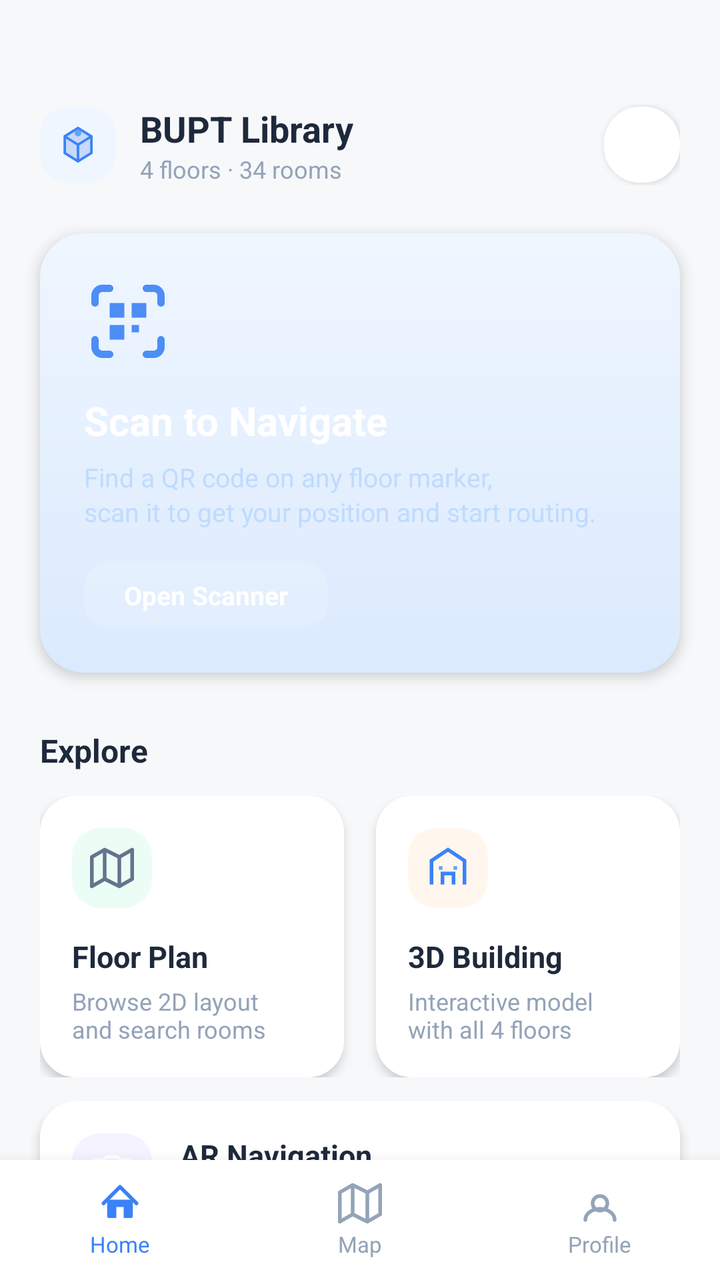
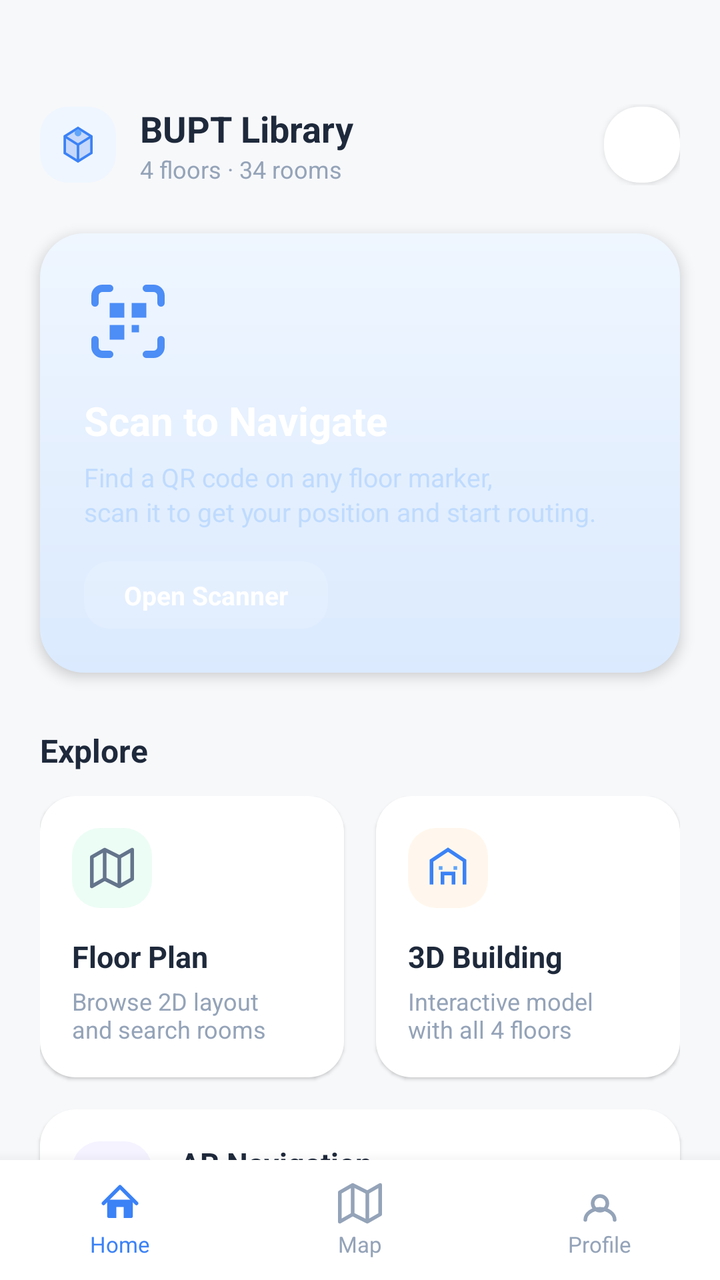

Compare the two renders of this Android layout. The source of the first and the diff that turns it into the second are given below.
<!-- AndroidManifest.xml: application theme Theme.IndoorNavApp -->
<!-- res/layout/activity_home_new.xml -->
<?xml version="1.0" encoding="utf-8"?>
<FrameLayout xmlns:android="http://schemas.android.com/apk/res/android"
    xmlns:app="http://schemas.android.com/apk/res-auto"
    android:layout_width="match_parent"
    android:layout_height="match_parent"
    android:background="#F7F8FA">

    <ScrollView
        android:layout_width="match_parent"
        android:layout_height="match_parent"
        android:layout_marginBottom="60dp"
        android:clipToPadding="false"
        android:overScrollMode="never"
        android:scrollbars="none">

        <LinearLayout
            android:layout_width="match_parent"
            android:layout_height="wrap_content"
            android:orientation="vertical"
            android:paddingTop="52dp"
            android:paddingBottom="20dp">

            
            <LinearLayout
                android:layout_width="match_parent"
                android:layout_height="wrap_content"
                android:gravity="center_vertical"
                android:orientation="horizontal"
                android:paddingHorizontal="20dp">

                <FrameLayout
                    android:layout_width="38dp"
                    android:layout_height="38dp"
                    android:background="@drawable/bg_icon_blue">
                    <ImageView
                        android:layout_width="20dp"
                        android:layout_height="20dp"
                        android:layout_gravity="center"
                        android:src="@drawable/ic_nav_building"
                        android:importantForAccessibility="no" />
                </FrameLayout>

                <LinearLayout
                    android:layout_width="0dp"
                    android:layout_height="wrap_content"
                    android:layout_weight="1"
                    android:layout_marginStart="12dp"
                    android:orientation="vertical">

                    <TextView
                        android:layout_width="wrap_content"
                        android:layout_height="wrap_content"
                        android:text="BUPT Library"
                        android:textColor="@color/gray_800"
                        android:textSize="18sp"
                        android:textStyle="bold" />

                    <TextView
                        android:layout_width="wrap_content"
                        android:layout_height="wrap_content"
                        android:text="4 floors · 34 rooms"
                        android:textColor="@color/gray_400"
                        android:textSize="12sp" />
                </LinearLayout>

                <FrameLayout
                    android:id="@+id/btn_profile"
                    android:layout_width="38dp"
                    android:layout_height="38dp"
                    android:background="@drawable/bg_quick_access_item"
                    android:foreground="?attr/selectableItemBackground"
                    android:elevation="2dp"
                    android:clickable="true"
                    android:focusable="true">
                    <ImageView
                        android:layout_width="20dp"
                        android:layout_height="20dp"
                        android:layout_gravity="center"
                        android:src="@drawable/ic_settings"
                        android:importantForAccessibility="no" />
                </FrameLayout>
            </LinearLayout>

            
            <FrameLayout
                android:id="@+id/card_scan"
                android:layout_width="match_parent"
                android:layout_height="wrap_content"
                android:layout_marginHorizontal="20dp"
                android:layout_marginTop="24dp"
                android:background="@drawable/bg_map_preview"
                android:foreground="?attr/selectableItemBackground"
                android:clickable="true"
                android:focusable="true"
                android:elevation="4dp">

                <LinearLayout
                    android:layout_width="match_parent"
                    android:layout_height="wrap_content"
                    android:orientation="vertical"
                    android:padding="22dp">

                    <ImageView
                        android:layout_width="44dp"
                        android:layout_height="44dp"
                        android:src="@drawable/ic_qr_scan"
                        android:importantForAccessibility="no"
                        android:alpha="0.9" />

                    <TextView
                        android:layout_width="wrap_content"
                        android:layout_height="wrap_content"
                        android:layout_marginTop="14dp"
                        android:text="Scan to Navigate"
                        android:textColor="@color/white"
                        android:textSize="20sp"
                        android:textStyle="bold" />

                    <TextView
                        android:layout_width="wrap_content"
                        android:layout_height="wrap_content"
                        android:layout_marginTop="6dp"
                        android:text="Find a QR code on any floor marker,\nscan it to get your position and start routing."
                        android:textColor="#BFDBFE"
                        android:textSize="13sp"
                        android:lineSpacingExtra="2dp" />

                    <TextView
                        android:layout_width="wrap_content"
                        android:layout_height="wrap_content"
                        android:layout_marginTop="16dp"
                        android:background="@drawable/bg_location_badge"
                        android:paddingHorizontal="20dp"
                        android:paddingVertical="8dp"
                        android:text="Open Scanner"
                        android:textColor="@color/white"
                        android:textSize="13sp"
                        android:textStyle="bold" />
                </LinearLayout>
            </FrameLayout>

            
            <TextView
                android:layout_width="wrap_content"
                android:layout_height="wrap_content"
                android:layout_marginStart="20dp"
                android:layout_marginTop="28dp"
                android:text="@string/explore"
                android:textColor="@color/gray_800"
                android:textSize="16sp"
                android:textStyle="bold" />

            
            <LinearLayout
                android:layout_width="match_parent"
                android:layout_height="wrap_content"
                android:layout_marginHorizontal="20dp"
                android:layout_marginTop="12dp"
                android:orientation="horizontal">

                
                <LinearLayout
                    android:id="@+id/card_2d_map"
                    android:layout_width="0dp"
                    android:layout_height="wrap_content"
                    android:layout_weight="1"
                    android:layout_marginEnd="8dp"
                    android:background="@drawable/bg_recent_card"
                    android:elevation="3dp"
                    android:foreground="?attr/selectableItemBackground"
                    android:clickable="true"
                    android:focusable="true"
                    android:orientation="vertical"
                    android:padding="16dp">

                    <FrameLayout
                        android:layout_width="40dp"
                        android:layout_height="40dp"
                        android:background="@drawable/bg_icon_green">
                        <ImageView
                            android:layout_width="22dp"
                            android:layout_height="22dp"
                            android:layout_gravity="center"
                            android:src="@drawable/ic_map"
                            android:importantForAccessibility="no" />
                    </FrameLayout>

                    <TextView
                        android:layout_width="wrap_content"
                        android:layout_height="wrap_content"
                        android:layout_marginTop="14dp"
                        android:text="Floor Plan"
                        android:textColor="@color/gray_800"
                        android:textSize="15sp"
                        android:textStyle="bold" />

                    <TextView
                        android:layout_width="wrap_content"
                        android:layout_height="wrap_content"
                        android:layout_marginTop="4dp"
                        android:text="Browse 2D layout\nand search rooms"
                        android:textColor="@color/gray_400"
                        android:textSize="12sp" />
                </LinearLayout>

                
                <LinearLayout
                    android:id="@+id/card_3d_map"
                    android:layout_width="0dp"
                    android:layout_height="wrap_content"
                    android:layout_weight="1"
                    android:layout_marginStart="8dp"
                    android:background="@drawable/bg_recent_card"
                    android:elevation="3dp"
                    android:foreground="?attr/selectableItemBackground"
                    android:clickable="true"
                    android:focusable="true"
                    android:orientation="vertical"
                    android:padding="16dp">

                    <FrameLayout
                        android:layout_width="40dp"
                        android:layout_height="40dp"
                        android:background="@drawable/bg_icon_orange">
                        <ImageView
                            android:layout_width="22dp"
                            android:layout_height="22dp"
                            android:layout_gravity="center"
                            android:src="@drawable/ic_3d_building"
                            android:importantForAccessibility="no" />
                    </FrameLayout>

                    <TextView
                        android:layout_width="wrap_content"
                        android:layout_height="wrap_content"
                        android:layout_marginTop="14dp"
                        android:text="3D Building"
                        android:textColor="@color/gray_800"
                        android:textSize="15sp"
                        android:textStyle="bold" />

                    <TextView
                        android:layout_width="wrap_content"
                        android:layout_height="wrap_content"
                        android:layout_marginTop="4dp"
                        android:text="Interactive model\nwith all 4 floors"
                        android:textColor="@color/gray_400"
                        android:textSize="12sp" />
                </LinearLayout>
            </LinearLayout>

            
            <LinearLayout
                android:id="@+id/card_ar"
                android:layout_width="match_parent"
                android:layout_height="wrap_content"
                android:layout_marginHorizontal="20dp"
                android:layout_marginTop="12dp"
                android:background="@drawable/bg_recent_card"
                android:elevation="3dp"
                android:foreground="?attr/selectableItemBackground"
                android:clickable="true"
                android:focusable="true"
                android:gravity="center_vertical"
                android:orientation="horizontal"
                android:padding="16dp">

                <FrameLayout
                    android:layout_width="40dp"
                    android:layout_height="40dp"
                    android:background="@drawable/bg_icon_purple">
                    <ImageView
                        android:layout_width="22dp"
                        android:layout_height="22dp"
                        android:layout_gravity="center"
                        android:src="@drawable/ic_ar_camera"
                        android:importantForAccessibility="no" />
                </FrameLayout>

                <LinearLayout
                    android:layout_width="0dp"
                    android:layout_height="wrap_content"
                    android:layout_weight="1"
                    android:layout_marginStart="14dp"
                    android:orientation="vertical">

                    <TextView
                        android:layout_width="wrap_content"
                        android:layout_height="wrap_content"
                        android:text="AR Navigation"
                        android:textColor="@color/gray_800"
                        android:textSize="15sp"
                        android:textStyle="bold" />

                    <TextView
                        android:layout_width="wrap_content"
                        android:layout_height="wrap_content"
                        android:layout_marginTop="2dp"
                        android:text="Point your camera to see directions"
                        android:textColor="@color/gray_400"
                        android:textSize="12sp" />
                </LinearLayout>

                <ImageView
                    android:layout_width="18dp"
                    android:layout_height="18dp"
                    android:src="@drawable/ic_chevron_right"
                    android:importantForAccessibility="no" />
            </LinearLayout>

            
            <LinearLayout
                android:id="@+id/card_admin"
                android:layout_width="match_parent"
                android:layout_height="wrap_content"
                android:layout_marginHorizontal="20dp"
                android:layout_marginTop="12dp"
                android:background="@drawable/bg_recent_card"
                android:elevation="2dp"
                android:foreground="?attr/selectableItemBackground"
                android:clickable="true"
                android:focusable="true"
                android:gravity="center_vertical"
                android:orientation="horizontal"
                android:padding="14dp">

                <FrameLayout
                    android:layout_width="34dp"
                    android:layout_height="34dp"
                    android:background="@drawable/bg_icon_blue">
                    <ImageView
                        android:layout_width="18dp"
                        android:layout_height="18dp"
                        android:layout_gravity="center"
                        android:src="@drawable/ic_qr_scan"
                        android:importantForAccessibility="no" />
                </FrameLayout>

                <LinearLayout
                    android:layout_width="0dp"
                    android:layout_height="wrap_content"
                    android:layout_weight="1"
                    android:layout_marginStart="12dp"
                    android:orientation="vertical">
                    <TextView
                        android:layout_width="wrap_content"
                        android:layout_height="wrap_content"
                        android:text="QR Code Generator"
                        android:textColor="@color/gray_700"
                        android:textSize="14sp" />
                    <TextView
                        android:layout_width="wrap_content"
                        android:layout_height="wrap_content"
                        android:text="Create location markers for deployment"
                        android:textColor="@color/gray_400"
                        android:textSize="11sp" />
                </LinearLayout>

                <ImageView
                    android:layout_width="16dp"
                    android:layout_height="16dp"
                    android:src="@drawable/ic_chevron_right"
                    android:importantForAccessibility="no" />
            </LinearLayout>

        </LinearLayout>
    </ScrollView>

    
    <LinearLayout
        android:layout_width="match_parent"
        android:layout_height="60dp"
        android:layout_gravity="bottom"
        android:background="@color/white"
        android:elevation="12dp"
        android:gravity="center_vertical"
        android:orientation="horizontal">

        <LinearLayout
            android:id="@+id/nav_home"
            android:layout_width="0dp"
            android:layout_height="match_parent"
            android:layout_weight="1"
            android:gravity="center"
            android:orientation="vertical">
            <ImageView
                android:layout_width="22dp"
                android:layout_height="22dp"
                android:src="@drawable/ic_home"
                app:tint="@color/blue_500"
                android:importantForAccessibility="no" />
            <TextView
                android:layout_width="wrap_content"
                android:layout_height="wrap_content"
                android:layout_marginTop="2dp"
                android:text="Home"
                android:textColor="@color/blue_500"
                android:textSize="11sp" />
        </LinearLayout>

        <LinearLayout
            android:id="@+id/nav_map"
            android:layout_width="0dp"
            android:layout_height="match_parent"
            android:layout_weight="1"
            android:gravity="center"
            android:orientation="vertical"
            android:clickable="true"
            android:focusable="true">
            <ImageView
                android:layout_width="22dp"
                android:layout_height="22dp"
                android:src="@drawable/ic_map"
                app:tint="@color/gray_400"
                android:importantForAccessibility="no" />
            <TextView
                android:layout_width="wrap_content"
                android:layout_height="wrap_content"
                android:layout_marginTop="2dp"
                android:text="Map"
                android:textColor="@color/gray_400"
                android:textSize="11sp" />
        </LinearLayout>

        <LinearLayout
            android:id="@+id/nav_profile"
            android:layout_width="0dp"
            android:layout_height="match_parent"
            android:layout_weight="1"
            android:gravity="center"
            android:orientation="vertical"
            android:clickable="true"
            android:focusable="true">
            <ImageView
                android:layout_width="22dp"
                android:layout_height="22dp"
                android:src="@drawable/ic_profile"
                app:tint="@color/gray_400"
                android:importantForAccessibility="no" />
            <TextView
                android:layout_width="wrap_content"
                android:layout_height="wrap_content"
                android:layout_marginTop="2dp"
                android:text="Profile"
                android:textColor="@color/gray_400"
                android:textSize="11sp" />
        </LinearLayout>
    </LinearLayout>

</FrameLayout>
<!-- resources referenced by this layout -->
<resources>
  <color name="blue_500">#3B82F6</color>
  <color name="gray_400">#94A3B8</color>
  <color name="gray_700">#334155</color>
  <color name="gray_800">#1E293B</color>
  <color name="white">#FFFFFFFF</color>
  <!-- drawable bg_icon_blue (drawable) -->
  <?xml version="1.0" encoding="utf-8"?>
  <shape xmlns:android="http://schemas.android.com/apk/res/android"
      android:shape="rectangle">
      <solid android:color="#EFF6FF" />
      <corners android:radius="14dp" />
  </shape>
  <!-- drawable bg_icon_green (drawable) -->
  <?xml version="1.0" encoding="utf-8"?>
  <shape xmlns:android="http://schemas.android.com/apk/res/android"
      android:shape="rectangle">
      <solid android:color="#ECFDF5" />
      <corners android:radius="14dp" />
  </shape>
  <!-- drawable bg_icon_orange (drawable) -->
  <?xml version="1.0" encoding="utf-8"?>
  <shape xmlns:android="http://schemas.android.com/apk/res/android"
      android:shape="rectangle">
      <solid android:color="#FFF7ED" />
      <corners android:radius="14dp" />
  </shape>
  <!-- drawable bg_icon_purple (drawable) -->
  <?xml version="1.0" encoding="utf-8"?>
  <shape xmlns:android="http://schemas.android.com/apk/res/android"
      android:shape="rectangle">
      <solid android:color="#F5F3FF" />
      <corners android:radius="14dp" />
  </shape>
  <!-- drawable bg_location_badge (drawable) -->
  <?xml version="1.0" encoding="utf-8"?>
  <shape xmlns:android="http://schemas.android.com/apk/res/android"
      android:shape="rectangle">
      <solid android:color="#26FFFFFF" />
      <corners android:radius="13dp" />
      <padding
          android:left="12dp"
          android:right="12dp"
          android:top="4dp"
          android:bottom="4dp" />
  </shape>
  <!-- drawable bg_map_preview (drawable) -->
  <?xml version="1.0" encoding="utf-8"?>
  <shape xmlns:android="http://schemas.android.com/apk/res/android"
      android:shape="rectangle">
      <gradient
          android:startColor="#EFF6FF"
          android:endColor="#DBEAFE"
          android:angle="270" />
      <corners android:radius="22dp" />
  </shape>
  <!-- drawable bg_quick_access_item (drawable) -->
  <?xml version="1.0" encoding="utf-8"?>
  <shape xmlns:android="http://schemas.android.com/apk/res/android"
      android:shape="rectangle">
      <solid android:color="#FFFFFF" />
      <corners android:radius="18dp" />
  </shape>
  <!-- drawable bg_recent_card (drawable) -->
  <?xml version="1.0" encoding="utf-8"?>
  <shape xmlns:android="http://schemas.android.com/apk/res/android"
      android:shape="rectangle">
      <solid android:color="#FFFFFF" />
      <corners android:radius="18dp" />
  </shape>
  <!-- drawable ic_chevron_right (drawable) -->
  <?xml version="1.0" encoding="utf-8"?>
  <vector xmlns:android="http://schemas.android.com/apk/res/android"
      android:width="24dp"
      android:height="24dp"
      android:viewportWidth="24"
      android:viewportHeight="24">
      <path
          android:pathData="M9,6l6,6l-6,6"
          android:strokeColor="#CBD5E1"
          android:strokeWidth="2"
          android:strokeLineCap="round"
          android:strokeLineJoin="round"
          android:fillColor="@android:color/transparent" />
  </vector>
  <string name="explore">Explore</string>
  <style name="Theme.IndoorNavApp" parent="Theme.MaterialComponents.Light.NoActionBar">
          <item name="colorPrimary">@color/blue_500</item>
          <item name="colorPrimaryVariant">@color/blue_700</item>
          <item name="colorOnPrimary">@color/white</item>
          <item name="colorSecondary">@color/blue_400</item>
          <item name="colorSecondaryVariant">@color/blue_600</item>
          <item name="colorOnSecondary">@color/white</item>
          <item name="android:statusBarColor">@color/header_start</item>
          <item name="android:windowLightStatusBar">false</item>
      </style>
  <color name="blue_700">#1D4ED8</color>
  <color name="blue_400">#60A5FA</color>
  <color name="blue_600">#2563EB</color>
  <color name="header_start">#1D4ED8</color>
  <!-- unchanged entries left out for length: 8 -->
</resources>

<!-- the commit's change to res/layout/activity_home_new.xml (unified diff, before → after) -->
@@ -3,13 +3,15 @@
     xmlns:app="http://schemas.android.com/apk/res-auto"
     android:layout_width="match_parent"
     android:layout_height="match_parent"
-    android:background="#F7F8FA">
+    android:background="#F7F8FA"
+    android:clipChildren="false">
 
     <ScrollView
         android:layout_width="match_parent"
         android:layout_height="match_parent"
         android:layout_marginBottom="60dp"
         android:clipToPadding="false"
+        android:clipChildren="false"
         android:overScrollMode="never"
         android:scrollbars="none">
 
@@ -18,7 +20,7 @@
             android:layout_height="wrap_content"
             android:orientation="vertical"
             android:paddingTop="52dp"
-            android:paddingBottom="20dp">
+            android:paddingBottom="80dp">
 
             
             <LinearLayout
@@ -165,8 +167,9 @@
                     android:layout_height="wrap_content"
                     android:layout_weight="1"
                     android:layout_marginEnd="8dp"
+                    android:layout_marginBottom="4dp"
                     android:background="@drawable/bg_recent_card"
-                    android:elevation="3dp"
+                    android:elevation="1dp"
                     android:foreground="?attr/selectableItemBackground"
                     android:clickable="true"
                     android:focusable="true"
@@ -210,8 +213,9 @@
                     android:layout_height="wrap_content"
                     android:layout_weight="1"
                     android:layout_marginStart="8dp"
+                    android:layout_marginBottom="4dp"
                     android:background="@drawable/bg_recent_card"
-                    android:elevation="3dp"
+                    android:elevation="1dp"
                     android:foreground="?attr/selectableItemBackground"
                     android:clickable="true"
                     android:focusable="true"
@@ -256,8 +260,9 @@
                 android:layout_height="wrap_content"
                 android:layout_marginHorizontal="20dp"
                 android:layout_marginTop="12dp"
+                android:layout_marginBottom="4dp"
                 android:background="@drawable/bg_recent_card"
-                android:elevation="3dp"
+                android:elevation="1dp"
                 android:foreground="?attr/selectableItemBackground"
                 android:clickable="true"
                 android:focusable="true"
@@ -315,8 +320,9 @@
                 android:layout_height="wrap_content"
                 android:layout_marginHorizontal="20dp"
                 android:layout_marginTop="12dp"
+                android:layout_marginBottom="4dp"
                 android:background="@drawable/bg_recent_card"
-                android:elevation="2dp"
+                android:elevation="1dp"
                 android:foreground="?attr/selectableItemBackground"
                 android:clickable="true"
                 android:focusable="true"
